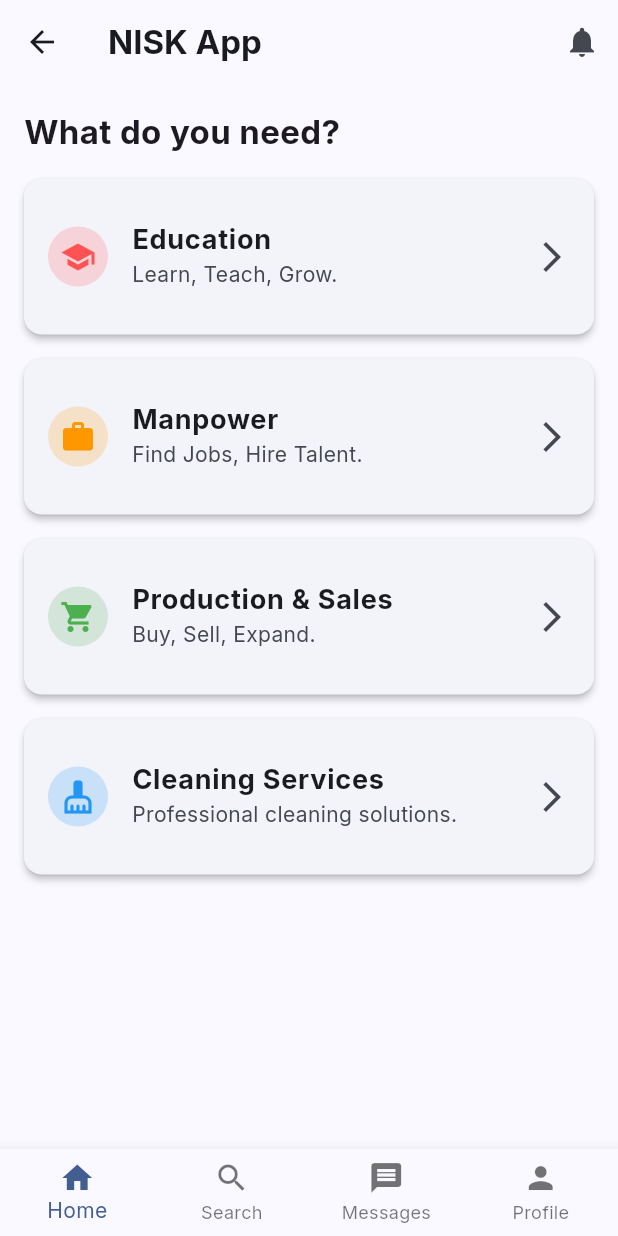
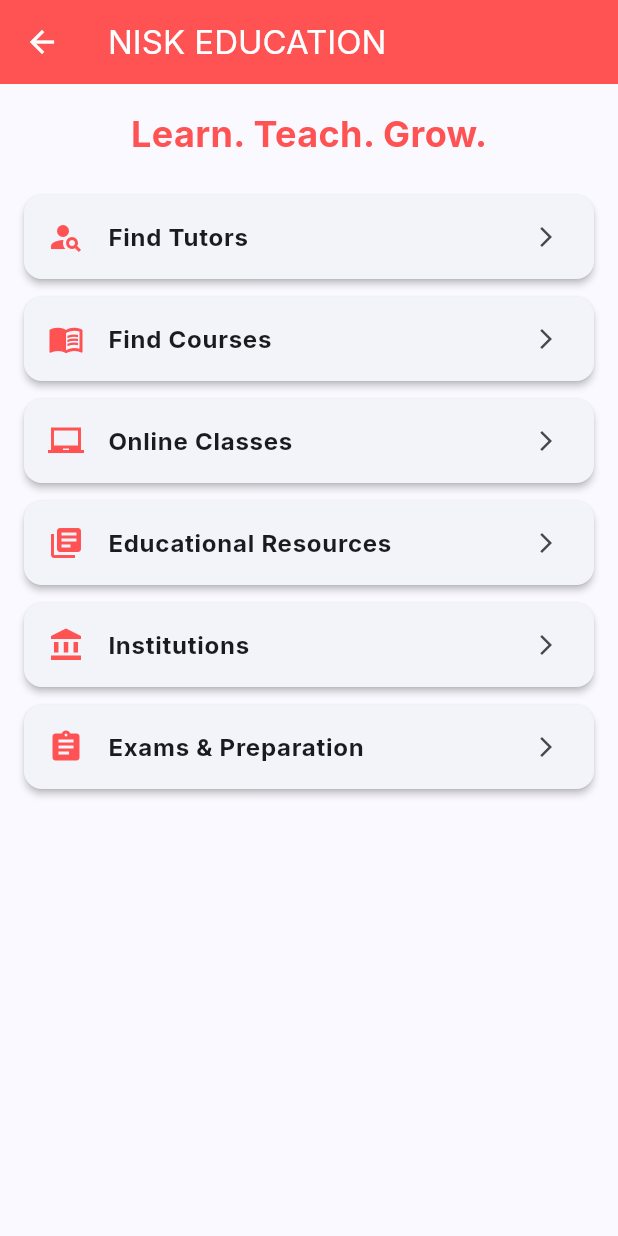
Before and after one commit to sarfan2000/nisk_app, a Flutter app: the HomeScreen screen opened by its route, after a tap on "Education", on a phone screen of 412 x 824 dp. Run offline on Flutter 3.47's test engine with Material 3 defaults, Android fonts, the phone set to English and light mode, and no system bars; our stand-ins replace google_fonts.

Commit message:
Phase 3 and 4: Database models and Education step-by-step logic implementation

```diff
--- /dev/null
+++ b/mobile/lib/screens/education/education_dashboard.dart
@@ -0,0 +1,50 @@
+import 'package:flutter/material.dart';
+import 'package:nisk_app/screens/education/find_tutor_screen.dart';
+
+class EducationDashboard extends StatelessWidget {
+  const EducationDashboard({super.key});
+
+  @override
+  Widget build(BuildContext context) {
+    return Scaffold(
+      appBar: AppBar(
+        title: const Text('NISK EDUCATION'),
+        backgroundColor: Colors.redAccent,
+        foregroundColor: Colors.white,
+      ),
+      body: SingleChildScrollView(
+        padding: const EdgeInsets.all(16.0),
+        child: Column(
+          children: [
+            const Text(
+              'Learn. Teach. Grow.',
+              style: TextStyle(fontSize: 24, fontWeight: FontWeight.bold, color: Colors.redAccent),
+            ),
+            const SizedBox(height: 24),
+            _buildOptionCard(context, 'Find Tutors', Icons.person_search, () {
+              Navigator.push(context, MaterialPageRoute(builder: (context) => const FindTutorScreen()));
+            }),
+            _buildOptionCard(context, 'Find Courses', Icons.menu_book, () {}),
+            _buildOptionCard(context, 'Online Classes', Icons.laptop_chromebook, () {}),
+            _buildOptionCard(context, 'Educational Resources', Icons.library_books, () {}),
+            _buildOptionCard(context, 'Institutions', Icons.account_balance, () {}),
+            _buildOptionCard(context, 'Exams & Preparation', Icons.assignment, () {}),
+          ],
+        ),
+      ),
+    );
+  }
+
+  Widget _buildOptionCard(BuildContext context, String title, IconData icon, VoidCallback onTap) {
+    return Card(
+      elevation: 2,
+      margin: const EdgeInsets.only(bottom: 12),
+      child: ListTile(
+        leading: Icon(icon, color: Colors.redAccent),
+        title: Text(title, style: const TextStyle(fontWeight: FontWeight.bold)),
+        trailing: const Icon(Icons.arrow_forward_ios, size: 16),
+        onTap: onTap,
+      ),
+    );
+  }
+}
--- a/mobile/lib/screens/home_screen.dart
+++ b/mobile/lib/screens/home_screen.dart
@@ -1,4 +1,5 @@
 import 'package:flutter/material.dart';
+import 'package:nisk_app/screens/education/education_dashboard.dart';
 
 class HomeScreen extends StatelessWidget {
   const HomeScreen({super.key});
@@ -20,10 +21,10 @@
             children: [
               const Text('What do you need?', style: TextStyle(fontSize: 22, fontWeight: FontWeight.bold)),
               const SizedBox(height: 16),
-              _buildCategoryCard('Education', 'Learn, Teach, Grow.', Colors.redAccent, Icons.school),
-              _buildCategoryCard('Manpower', 'Find Jobs, Hire Talent.', Colors.orange, Icons.work),
-              _buildCategoryCard('Production & Sales', 'Buy, Sell, Expand.', Colors.green, Icons.shopping_cart),
-              _buildCategoryCard('Cleaning Services', 'Professional cleaning solutions.', Colors.blue, Icons.cleaning_services),
+              _buildCategoryCard(context, 'Education', 'Learn, Teach, Grow.', Colors.redAccent, Icons.school),
+              _buildCategoryCard(context, 'Manpower', 'Find Jobs, Hire Talent.', Colors.orange, Icons.work),
+              _buildCategoryCard(context, 'Production & Sales', 'Buy, Sell, Expand.', Colors.green, Icons.shopping_cart),
+              _buildCategoryCard(context, 'Cleaning Services', 'Professional cleaning solutions.', Colors.blue, Icons.cleaning_services),
             ],
           ),
         ),
@@ -40,7 +41,7 @@
     );
   }
 
-  Widget _buildCategoryCard(String title, String subtitle, Color color, IconData icon) {
+  Widget _buildCategoryCard(BuildContext context, String title, String subtitle, Color color, IconData icon) {
     return Card(
       margin: const EdgeInsets.only(bottom: 16),
       elevation: 2,
@@ -55,7 +56,9 @@
         subtitle: Text(subtitle),
         trailing: const Icon(Icons.arrow_forward_ios),
         onTap: () {
-          // Navigate to specific module
+          if (title == 'Education') {
+            Navigator.push(context, MaterialPageRoute(builder: (context) => const EducationDashboard()));
+          }
         },
       ),
     );
```
Also changed, not shown: mobile/lib/screens/education/find_tutor_screen.dart (added, +160 -0 lines), 6 other files.
